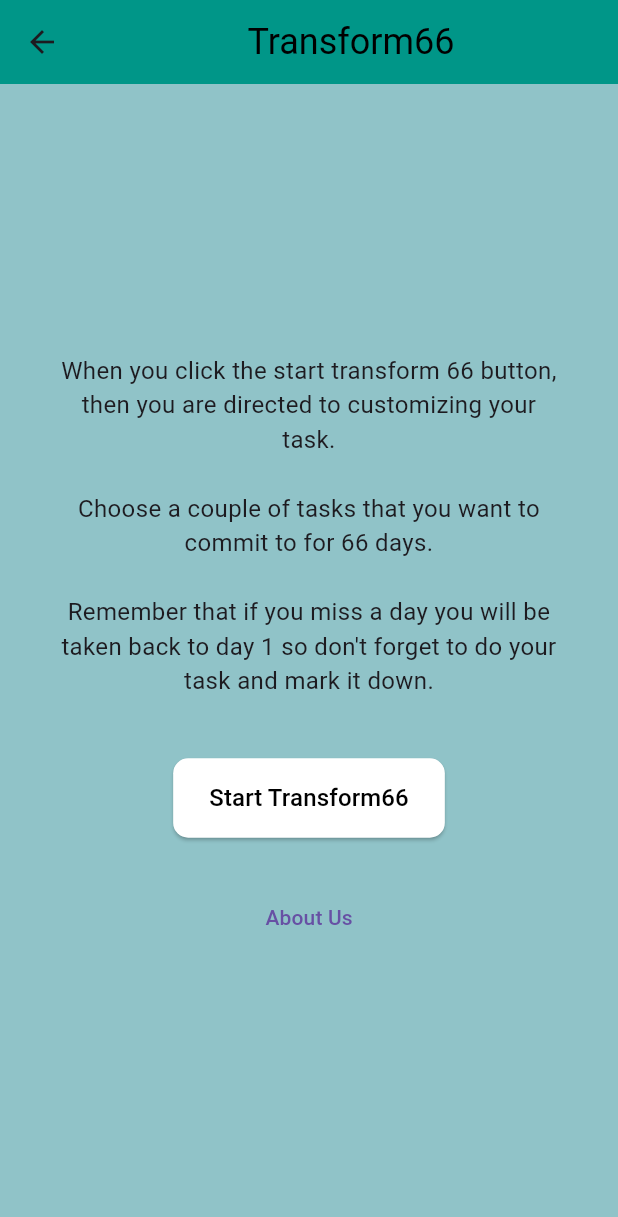
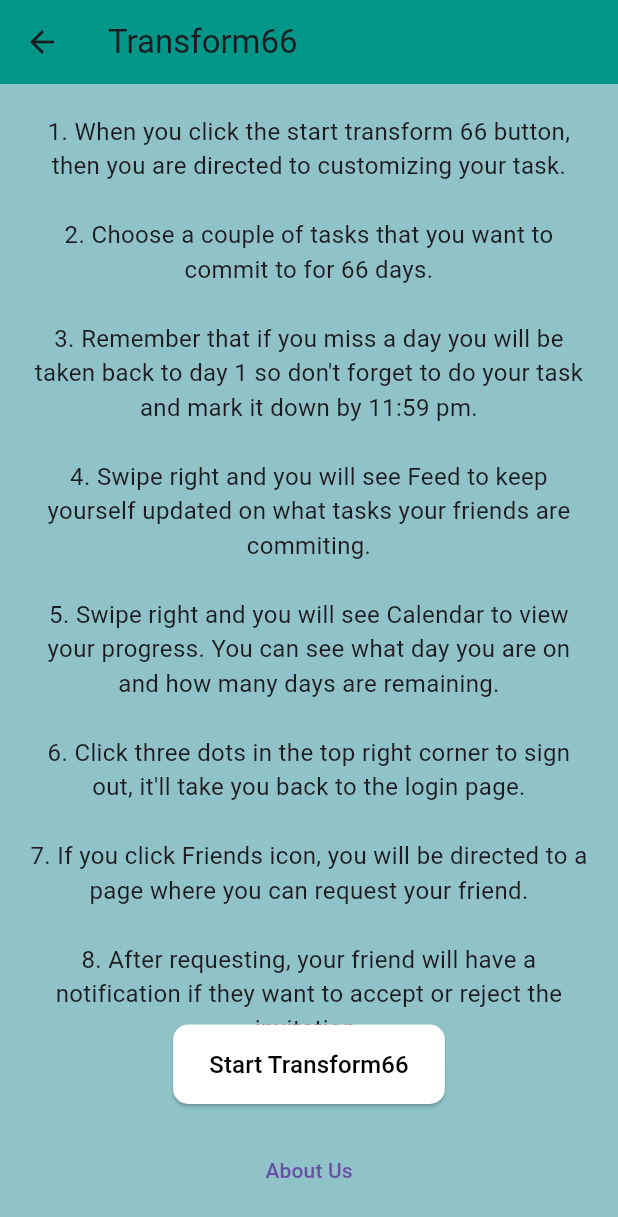
Before and after one commit to AugustanaCSC490Spring2024/Osprey, a Flutter app: the StartedPage screen opened directly, on a phone screen of 412 x 824 dp. Shown: the top 1217 px of the screen. Run offline on Flutter 3.47's test engine with Material 3 defaults, Android fonts, the phone set to English and light mode, and no system bars; our stand-ins replace cloud_firestore, firebase_auth, firebase_core, table_calendar; accounts and stored records are empty.

```diff
--- a/transform66/lib/pages/edit_new_user_page.dart
+++ b/transform66/lib/pages/edit_new_user_page.dart
@@ -169,7 +169,8 @@ class EditNewUserPage extends StatelessWidget {
         .collection('users')
         .doc(FirebaseAuth.instance.currentUser!.email)
         .set({
-      'first_day': DateTime.now()
+      'first_day': DateTime.now(),
+      'receiveUpdates':false
     });
   }
 }
--- a/transform66/lib/pages/new_users_page.dart
+++ b/transform66/lib/pages/new_users_page.dart
@@ -1,3 +1,4 @@
+import 'package:flutter/foundation.dart' show kIsWeb;
 import 'package:flutter/material.dart';
 import 'package:transform66/pages/edit_new_user_page.dart';
 
@@ -8,47 +9,49 @@ class StartedPage extends StatelessWidget {
   Widget build(BuildContext context) {
     return Scaffold(
       appBar: AppBar(
-            title: const Center(
-                child: Text(
-              'Transform66',
-              style: TextStyle(color: Colors.black, fontSize: 24),
-            )),
-            backgroundColor: Colors.teal),
+        title: const Text('Transform66'),
+        backgroundColor: Colors.teal,
+      ),
       body: Column(
-            mainAxisAlignment: MainAxisAlignment.center,
-            crossAxisAlignment: CrossAxisAlignment.center,
         children: [
-              const Center(
+          const Expanded(
+            child: Center(
               child: SingleChildScrollView(
                 child: Padding(
-                  padding: EdgeInsets.only(left: 40, right: 40),
+                  padding: EdgeInsets.all(20.0),
                   child: Text(
-                    "When you click the start transform 66 button, then you are directed to customizing your task.\n\n"
-                    "Choose a couple of tasks that you want to commit to for 66 days.\n\n"
-                    "Remember that if you miss a day you will be taken back to day 1 so don't forget to do your task and mark it down.",
+                    "1. When you click the start transform 66 button, then you are directed to customizing your task.\n\n"
+                    "2. Choose a couple of tasks that you want to commit to for 66 days.\n\n"
+                    "3. Remember that if you miss a day you will be taken back to day 1 so don't forget to do your task and mark it down by 11:59 pm.\n\n"
+                    "4. Swipe right and you will see Feed to keep yourself updated on what tasks your friends are commiting.\n\n"
+                    "5. Swipe right and you will see Calendar to view your progress. You can see what day you are on and how many days are remaining.\n\n"
+                    "6. Click three dots in the top right corner to sign out, it'll take you back to the login page.\n\n"
+                    "7. If you click Friends icon, you will be directed to a page where you can request your friend. \n\n"
+                    "8. After requesting, your friend will have a notification if they want to accept or reject the invitation.\n\n"
+                    "9. If they accept the friend request, you will be able to message your friend and see them in your feed.\n\n",
                     style: TextStyle(fontSize: 16),
                     selectionColor: Colors.white,
                     textAlign: TextAlign.center,
                   ),
                 ),
-              )),
-              const SizedBox(height: 40),
+              ),
+            ),
+          ),
           ElevatedButton(
             onPressed: () {
               Navigator.pushReplacement(
                 context,
-                    MaterialPageRoute(
-                        builder: (context) => const EditNewUserPage()),
+                MaterialPageRoute(builder: (context) => const EditNewUserPage()),
               );
             },
             style: ElevatedButton.styleFrom(
               backgroundColor: Colors.white,
               shape: RoundedRectangleBorder(
-                    borderRadius: BorderRadius.circular(10),
+                borderRadius: BorderRadius.circular(10.0),
               ),
             ),
             child: const Padding(
-                  padding: EdgeInsets.symmetric(vertical: 15),
+              padding: EdgeInsets.symmetric(vertical: 15.0),
               child: Text(
                 'Start Transform66',
                 style: TextStyle(color: Colors.black, fontSize: 16),
@@ -57,20 +60,80 @@ class StartedPage extends StatelessWidget {
           ),
           const SizedBox(height: 20),
           TextButton(
-                child: const Padding(
-                    padding: EdgeInsets.symmetric(vertical: 15),
-                    child: Text(
+            onPressed: () => _showAboutDialog(context),
+            child: const Text(
               'About Us',
-                    )),
-                onPressed: () => _showAboutDialog(context),
-              )
-            ]));
+            ),
+          ),
+          const SizedBox(height: 20),
+        ],
+      ),
+    );
   }
 
   void _showAboutDialog(BuildContext context) {
   showDialog(
     context: context,
     builder: (BuildContext context) {
+      if (kIsWeb) {
+        return AlertDialog(
+        title: const Text("About Us"),
+        content: SingleChildScrollView(
+          child: Column(
+            crossAxisAlignment: CrossAxisAlignment.start,
+            children: [
+              const Text(
+                "Transform 66 is a revolutionary application designed to catalyze personal growth and habit formation with its origins rooted in the understanding that it takes approximately 66 days to solidify a new habit.\n\n"
+                "At its core, Transform 66 is more than just a productivity tool—it's a companion on the journey towards self-improvement. By providing a structured platform and a nurturing community, Transform 66 empowers individuals to set meaningful goals and stay committed to them over the course of 66 days.\n\n"
+                "Whether you're striving to enhance your health, develop new skills, or cultivate positive habits, Transform 66 is here to support you every step of the way. Join the Transform 66 community and unlock your full potential today.\n\n"
+                "Developers\n\n",
+              ),
+              const SizedBox(height: 10),
+              Row(
+                children: [
+                  _buildDeveloperInfo(
+                    '../assets/images/Riva.jpg',
+                    'Riva Kansakar',
+                    'Riva Kansakar is a computer science and business administration major.',
+                  ),
+                  const SizedBox(width: 20),
+                  _buildDeveloperInfo(
+                    '../assets/images/Stuti.jpg',
+                    'Stuti Shrestha',
+                    'Stuti Shrestha is a computer science, data science and data analytics major.',
+                  ),
+                ],
+              ),
+              const SizedBox(height: 20),
+              Row(
+                children: [
+                  _buildDeveloperInfo(
+                    '../assets/images/Jack.jpg',
+                    'Jack Brandt',
+                    'Jack Brandt is a computer science major.',
+                  ),
+                  const SizedBox(width: 20),
+                  _buildDeveloperInfo(
+                    '../assets/images/Leandra.jpg',
+                    'Leandra Gottschalk',
+                    'Leandra Gottschalk is a computer science and data analytics major.',
+                  ),
+                ],
+              ),
+            ],
+          ),
+        ),
+        actions: <Widget>[
+          TextButton(
+            onPressed: () {
+              Navigator.of(context).pop();
+            },
+            child: const Text("Close"),
+          ),
+        ],
+      );
+      }
+      else {
         return const AlertDialog(
         title: Text("About Us"),
         content: SingleChildScrollView(
@@ -78,14 +141,41 @@ class StartedPage extends StatelessWidget {
             crossAxisAlignment: CrossAxisAlignment.start,
             children: [
               Text(
-                    "Transform66 is a revolutionary application designed to catalyze personal growth and habit formation with its origins rooted in the understanding that it takes approximately 66 days to solidify a new habit.\n\n"
-                    "At its core, Transform66 is more than just a productivity tool—it's a companion on the journey towards self-improvement. By providing a structured platform and a nurturing community, Transform66 empowers individuals to set meaningful goals and stay committed to them over the course of 66 days.\n\n"
-                    "Whether you're striving to enhance your health, develop new skills, or cultivate positive habits, Transform66 is here to support you every step of the way. Join the Transform66 community and unlock your full potential today.\n\n"
-                    "Developers\n\n"
-                    "Behind the scenes of Transform 66 are a team of visionary software developers: Riva Kansakar, Stuti Shrestha, Leandra Gottschalk, and Jack Brandt. With their diverse backgrounds and shared passion for personal growth, this talented group came together to bring Transform66 to life.",
-                  )
-                ])));
+                "Transform 66 is a revolutionary application designed to catalyze personal growth and habit formation with its origins rooted in the understanding that it takes approximately 66 days to solidify a new habit.\n\n"
+                "At its core, Transform 66 is more than just a productivity tool—it's a companion on the journey towards self-improvement. By providing a structured platform and a nurturing community, Transform 66 empowers individuals to set meaningful goals and stay committed to them over the course of 66 days.\n\n"
+                "Whether you're striving to enhance your health, develop new skills, or cultivate positive habits, Transform 66 is here to support you every step of the way. Join the Transform 66 community and unlock your full potential today.\n\n"
+                "Developers\n\n",
+              )])));
+      }
+
     },
   );
 }
+
+Widget _buildDeveloperInfo(String imagePath, String name, String description) {
+  return Expanded(
+    child: Column(
+      children: [
+        Image.asset(
+          imagePath,
+          width: 100,
+          height: 100,
+          fit: BoxFit.cover,
+        ),
+        const SizedBox(height: 10),
+        Text(
+          name,
+          style: const TextStyle(fontWeight: FontWeight.bold),
+        ),
+        const SizedBox(height: 5),
+        Text(
+          description,
+          textAlign: TextAlign.center,
+        ),
+      ],
+    ),
+  );
 }
+
+
+}
```
Lines whose indentation alone changed are shown as unchanged.
